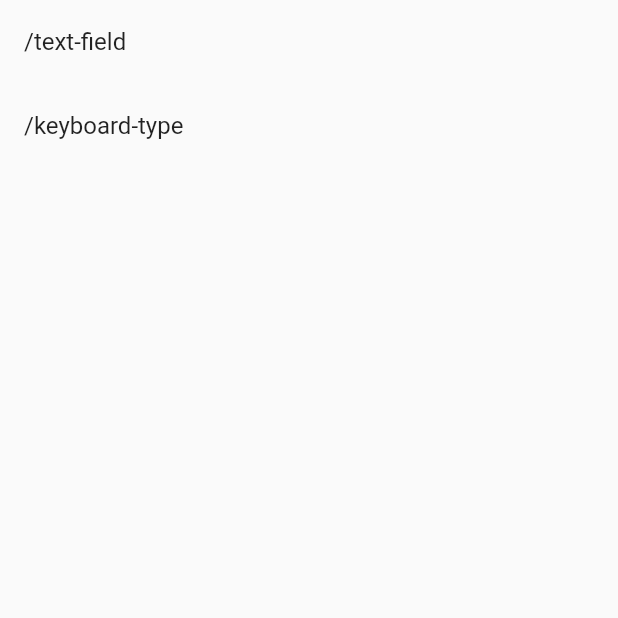
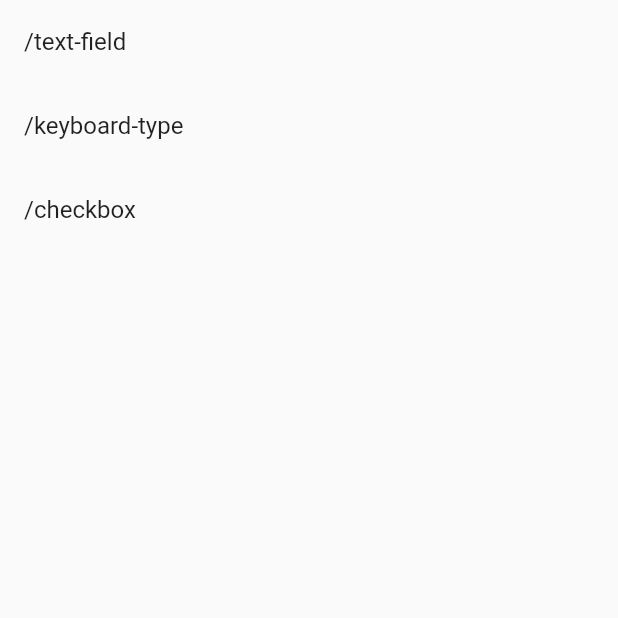
Before and after one commit to DavidRamiroBarragan/flutter-desde-cero, a Flutter app: the screen it shows after launch, on a phone screen of 412 x 824 dp, the top half of it. Run offline on Flutter 3.47's test engine with Material 2 defaults, Android fonts, the light colour scheme and no system bars; our stand-ins replace cached_network_image, device_preview, faker, flutter_svg, timeago.

Commit message:
add input checkbox

```diff
--- a/formularios/lib/app_routes.dart
+++ b/formularios/lib/app_routes.dart
@@ -1,5 +1,6 @@
 
 import 'package:flutter/cupertino.dart';
+import 'package:formularios/pages/checkbox_pages.dart';
 import 'package:formularios/pages/keyboard_types.dart';
 import 'package:formularios/pages/textfield_page.dart';
 import 'package:formularios/routes.dart';
@@ -8,5 +9,6 @@ Map<String, Widget Function(BuildContext)> get appRoutes {
   return {
     Routes.testField: (_) => const TextFieldPage(),
     Routes.keyboardTypes: (_) => const KeyboardsTypesPages(),
+    Routes.checkbox: (_) => const CheckboxPage(),
   };
 }
--- a/formularios/lib/main.dart
+++ b/formularios/lib/main.dart
@@ -1,6 +1,6 @@
 import 'package:flutter/material.dart';
 import 'package:formularios/app_routes.dart';
-import 'package:formularios/utils/add_theme.dart';
+import 'package:formularios/utils/app_theme.dart';
 
 void main() {
   runApp(const MyApp());
--- a/formularios/lib/routes.dart
+++ b/formularios/lib/routes.dart
@@ -4,4 +4,5 @@ class Routes {
 
   static const testField = '/text-field';
   static const keyboardTypes = '/keyboard-type';
+  static const checkbox= '/checkbox';
 }
--- a/formularios/lib/utils/add_theme.dart
+++ /dev/null
@@ -1,18 +0,0 @@
-import 'package:flutter/material.dart';
-import 'package:formularios/utils/material_color_generator.dart';
-
-ThemeData getThemeData(BuildContext context) {
-  return ThemeData(
-      primarySwatch: generateMaterialColor(
-        const Color(0xffd81b60),
-      ),
-      colorScheme: const ColorScheme.light(
-        primary: Color(0xffd81b60),
-      ),
-      inputDecorationTheme: const InputDecorationTheme(
-        focusedBorder:
-            OutlineInputBorder(borderSide: BorderSide(color: Colors.amber)),
-        enabledBorder: OutlineInputBorder(),
-        disabledBorder: OutlineInputBorder(),
-      ));
-}
--- /dev/null
+++ b/formularios/lib/utils/app_theme.dart
@@ -0,0 +1,28 @@
+import 'package:flutter/material.dart';
+import 'package:formularios/utils/material_color_generator.dart';
+
+ThemeData getThemeData(BuildContext context) {
+  return ThemeData(
+    primarySwatch: generateMaterialColor(
+      const Color(0xffd81b60),
+    ),
+    colorScheme: const ColorScheme.light(
+      primary: Color(0xffd81b60),
+    ),
+    inputDecorationTheme: const InputDecorationTheme(
+      focusedBorder:
+          OutlineInputBorder(borderSide: BorderSide(color: Colors.amber)),
+      enabledBorder: OutlineInputBorder(),
+      disabledBorder: OutlineInputBorder(),
+    ),
+    checkboxTheme: CheckboxThemeData(
+      checkColor: MaterialStateProperty.all(Colors.white),
+      fillColor: MaterialStateProperty.all(Colors.green),
+      overlayColor:
+          MaterialStateProperty.all(Colors.greenAccent.withOpacity(0.2)),
+      shape: RoundedRectangleBorder(
+        borderRadius: BorderRadius.circular(15.0),
+      ),
+    ),
+  );
+}
```
Also changed, not shown: formularios/lib/pages/checkbox_pages.dart (added, +96 -0 lines).
